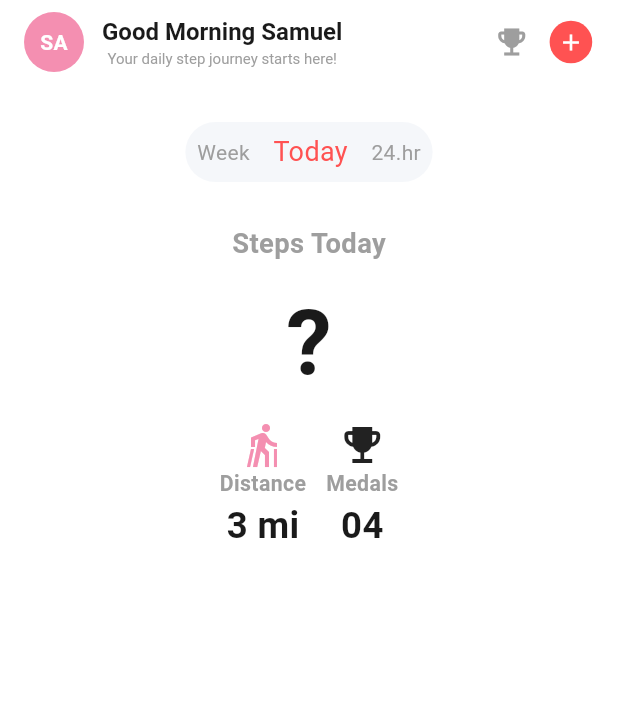
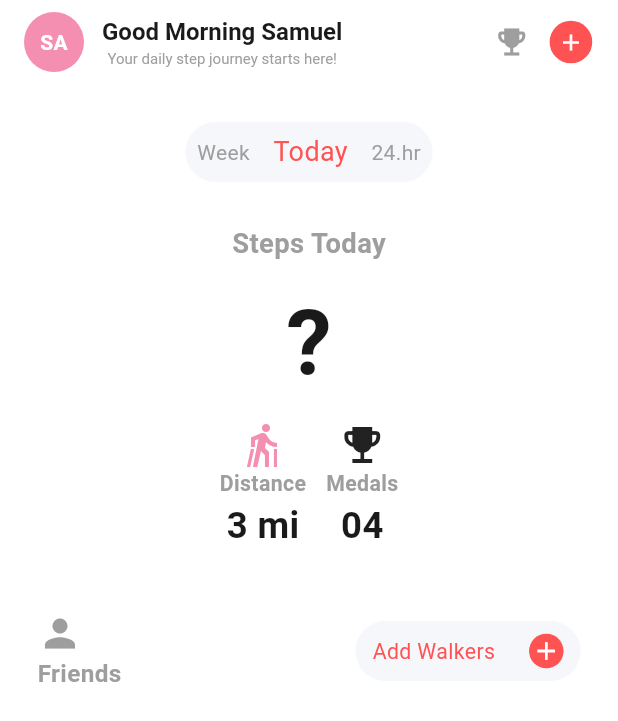
Before and after one commit to Samwoker/step_counter, a Flutter app: the screen it shows after launch, on a phone screen of 412 x 824 dp. Shown: the top 721 px of the screen. Run offline on Flutter 3.47's test engine with Material 3 defaults, Android fonts, the phone set to English and light mode, and no system bars; our stand-ins replace flutter_screenutil, pedometer, permission_handler.

Commit message:
Designing Friends and add walkers btn

```diff
--- a/lib/pages/home/home_page.dart
+++ b/lib/pages/home/home_page.dart
@@ -26,29 +26,29 @@ class _HomePageState extends State<HomePage> {
   }
 
   void onStepCount(StepCount event) {
-    // print(event);
+    print(event);
     setState(() {
       _steps = event.steps.toString();
     });
   }
 
   void onPedestrianStatusChanged(PedestrianStatus event) {
-    // print(event);
+    print(event);
     setState(() {
       _status = event.status;
     });
   }
 
   void onPedestrianStatusError(error) {
-    // print("onPedestrianStatusError: $error");
+    print("onPedestrianStatusError: $error");
     setState(() {
       _status = "Pedestrian Status not available";
     });
-    // print(_status);
+    print(_status);
   }
 
   void onStepCountError(error) {
-    // print("onStepCountError: $error");
+    print("onStepCountError: $error");
     setState(() {
       _steps = "Step Count not available";
     });
@@ -85,7 +85,12 @@ class _HomePageState extends State<HomePage> {
       appBar: buildAppBar(),
       body: Container(
         child: Column(
-          children: [toggleDay(), SizedBox(height: 20), stepsWalked(_steps)],
+          children: [
+            toggleDay(),
+            SizedBox(height: 20),
+            stepsWalked(_steps),
+            friendsText(),
+          ],
         ),
       ),
     );
--- a/lib/pages/home/widgets/home_page_widgets.dart
+++ b/lib/pages/home/widgets/home_page_widgets.dart
@@ -204,3 +204,64 @@ Widget stepsWalked(steps) {
     ),
   );
 }
+
+Widget friendsText() {
+  return Container(
+    margin: EdgeInsets.only(left: 25, right: 25, top: 40),
+    child: Row(
+      mainAxisAlignment: MainAxisAlignment.spaceBetween,
+      children: [
+        Container(
+          child: Column(
+            crossAxisAlignment: CrossAxisAlignment.start,
+            children: [
+              Icon(Icons.person, color: AppColors.textSecondary, size: 30),
+              Text(
+                "Friends",
+                style: TextStyle(
+                  color: AppColors.textSecondary,
+                  fontSize: 16.sp,
+                  fontWeight: FontWeight.w700,
+                ),
+              ),
+            ],
+          ),
+        ),
+        Container(
+          width: 150,
+          height: 40,
+          decoration: BoxDecoration(
+            color: AppColors.canvas,
+            borderRadius: BorderRadius.circular(50),
+          ),
+          child: Row(
+            mainAxisAlignment: MainAxisAlignment.spaceAround,
+            children: [
+              Text(
+                "Add Walkers",
+                style: TextStyle(
+                  color: AppColors.alert,
+                  fontSize: 14.sp,
+                  fontWeight: FontWeight.normal,
+                ),
+              ),
+              GestureDetector(
+                child: Container(
+                  width: 23,
+                  height: 23,
+                  decoration: BoxDecoration(
+                    color: AppColors.alert,
+                    shape: BoxShape.circle,
+                  ),
+                  child: Center(
+                    child: Icon(Icons.add, color: Colors.white, size: 20),
+                  ),
+                ),
+              ),
+            ],
+          ),
+        ),
+      ],
+    ),
+  );
+}
```
Also changed, not shown: 2 other files.
